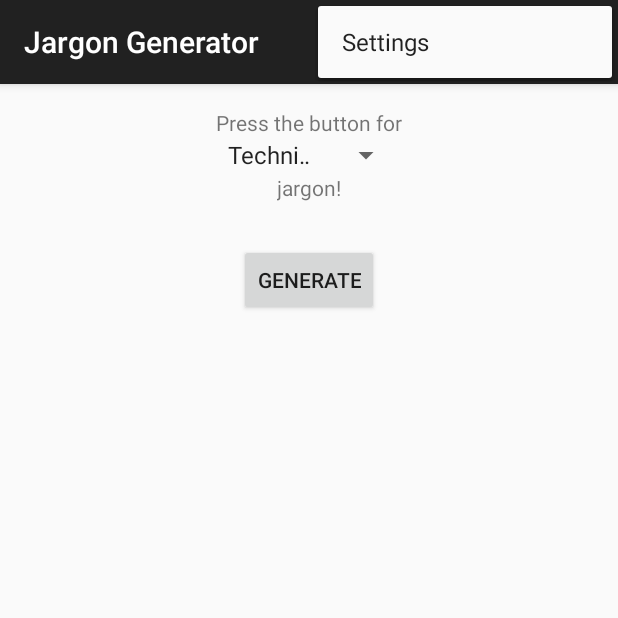
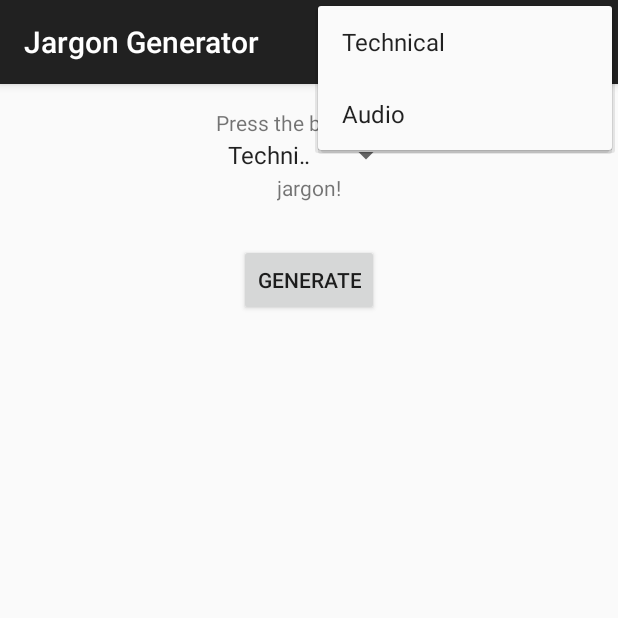
Before and after one commit to elgasste/JargonGenerator, an Android app: the screen it shows after launch (MainActivity), with the options menu open, on a phone screen of 412 x 824 dp, the top half of it. Run offline under Robolectric (Android 15) with nearby library versions, the phone set to English and light mode, and no system bars.

Commit message:
switched settings menu to jargon type menu

```diff
--- a/app/src/main/java/com/shinytoylabs/jargongenerator/MainActivity.java
+++ b/app/src/main/java/com/shinytoylabs/jargongenerator/MainActivity.java
@@ -23,6 +23,7 @@ public class MainActivity extends ActionBarActivity {
         super.onCreate(savedInstanceState);
         setContentView(R.layout.activity_main);
 
+        // default to technical jargon
         _jargonGenerator = new JargonGenerator();
         JargonLoader.LoadJargon(_jargonGenerator, "Technical");
 
@@ -94,13 +95,10 @@ public class MainActivity extends ActionBarActivity {
 
     @Override
     public boolean onOptionsItemSelected(MenuItem item) {
-        // Handle action bar item clicks here. The action bar will
-        // automatically handle clicks on the Home/Up button, so long
-        // as you specify a parent activity in AndroidManifest.xml.
         int id = item.getItemId();
 
-        //noinspection SimplifiableIfStatement
-        if (id == R.id.action_settings) {
+        // TODO: switch between tech and audio jargon
+        if (id == R.id.action_technical) {
             return true;
         }
 
--- a/app/src/main/res/menu/menu_main.xml
+++ b/app/src/main/res/menu/menu_main.xml
@@ -1,6 +1,8 @@
 <menu xmlns:android="http://schemas.android.com/apk/res/android"
     xmlns:app="http://schemas.android.com/apk/res-auto"
     xmlns:tools="http://schemas.android.com/tools" tools:context=".MainActivity">
-    <item android:id="@+id/action_settings" android:title="@string/action_settings"
+    <item android:id="@+id/action_technical" android:title="@string/action_technical"
+        android:orderInCategory="100" app:showAsAction="never" />
+    <item android:id="@+id/action_audio" android:title="@string/action_audio"
         android:orderInCategory="100" app:showAsAction="never" />
 </menu>
--- a/app/src/main/res/values/strings.xml
+++ b/app/src/main/res/values/strings.xml
@@ -4,7 +4,8 @@
     <string name="header_message_left">Press the button for</string>
     <string name="header_message_right">jargon!</string>
     <string name="footer_message_copied">copied!</string>
-    <string name="action_settings">Settings</string>
+    <string name="action_technical">Technical</string>
+    <string name="action_audio">Audio</string>
     <string name="button_generate">Generate</string>
     <string name="button_copy_jargon">Copy this</string>
     <string-array name="jargon_types">
```
